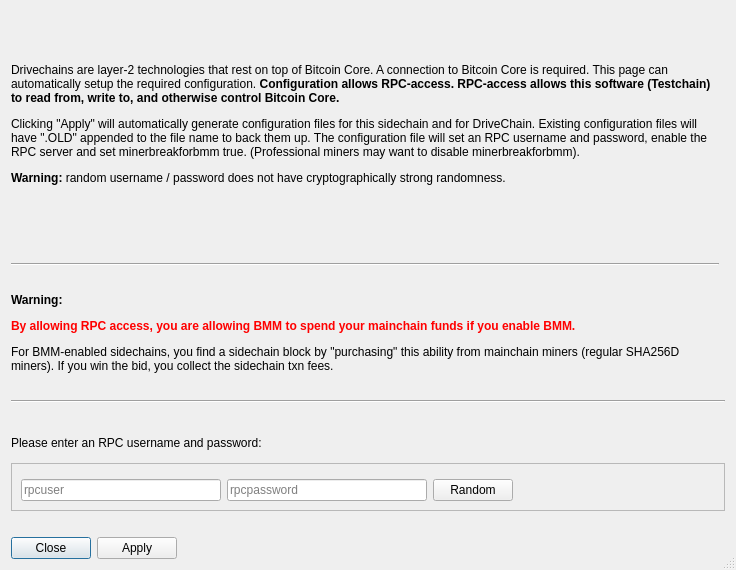
Above: src/qt/forms/confgeneratordialog.ui from skydogenet/sidechains before the change. Below: the same form after it.
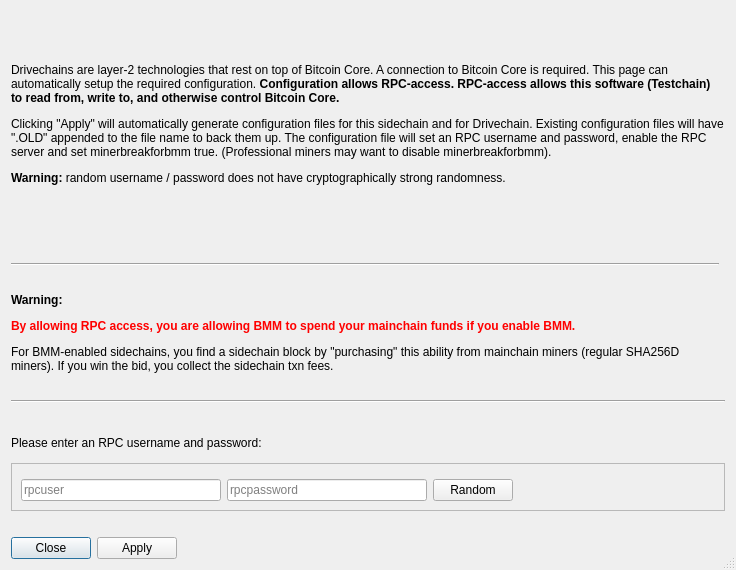
That is the form after the change. Icons and pictures are not drawn.

Commit message: Renaming DriveChain -> Drivechain

The edit to the form file:
```diff
--- a/src/qt/forms/confgeneratordialog.ui
+++ b/src/qt/forms/confgeneratordialog.ui
@@ -74,7 +74,7 @@
       <number>0</number>
      </property>
      <property name="text">
-      <string>&lt;html&gt;&lt;head/&gt;&lt;body&gt;&lt;p&gt;Drivechains are layer-2 technologies that rest on top of Bitcoin Core. A connection to Bitcoin Core is required. This page can automatically setup the required configuration. &lt;span style=&quot; font-weight:600;&quot;&gt;Configuration allows RPC-access. RPC-access allows this software (Testchain) to read from, write to, and otherwise control Bitcoin Core.&lt;/span&gt;&lt;/p&gt;&lt;p&gt;Clicking &amp;quot;Apply&amp;quot; will automatically generate configuration files for this sidechain and for DriveChain. Existing configuration files will have &amp;quot;.OLD&amp;quot; appended to the file name to back them up. The configuration file will set an RPC username and password, enable the RPC server and set minerbreakforbmm true. (Professional miners may want to disable minerbreakforbmm). &lt;/p&gt;&lt;p&gt;&lt;span style=&quot; font-weight:600;&quot;&gt;Warning:&lt;/span&gt; random username / password does not have cryptographically strong randomness.&lt;/p&gt;&lt;/body&gt;&lt;/html&gt;</string>
+      <string>&lt;html&gt;&lt;head/&gt;&lt;body&gt;&lt;p&gt;Drivechains are layer-2 technologies that rest on top of Bitcoin Core. A connection to Bitcoin Core is required. This page can automatically setup the required configuration. &lt;span style=&quot; font-weight:600;&quot;&gt;Configuration allows RPC-access. RPC-access allows this software (Testchain) to read from, write to, and otherwise control Bitcoin Core.&lt;/span&gt;&lt;/p&gt;&lt;p&gt;Clicking &amp;quot;Apply&amp;quot; will automatically generate configuration files for this sidechain and for Drivechain. Existing configuration files will have &amp;quot;.OLD&amp;quot; appended to the file name to back them up. The configuration file will set an RPC username and password, enable the RPC server and set minerbreakforbmm true. (Professional miners may want to disable minerbreakforbmm). &lt;/p&gt;&lt;p&gt;&lt;span style=&quot; font-weight:600;&quot;&gt;Warning:&lt;/span&gt; random username / password does not have cryptographically strong randomness.&lt;/p&gt;&lt;/body&gt;&lt;/html&gt;</string>
      </property>
      <property name="textFormat">
       <enum>Qt::AutoText</enum>
```
The commit also changes 7 other files.
